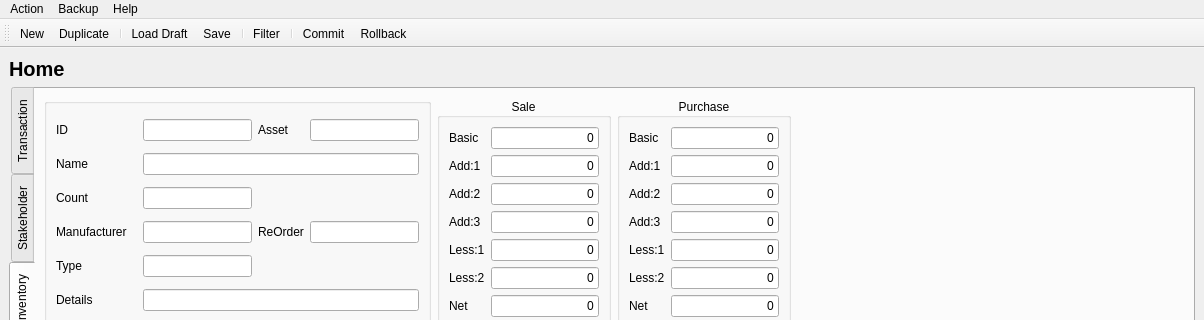
First picture: the form in ui_main.ui, repository aasem-research-work/aasem-hk, before the edit; both pictures show x 0 to 1204 and y 0 to 320 of the 1204 by 815 pixel window.
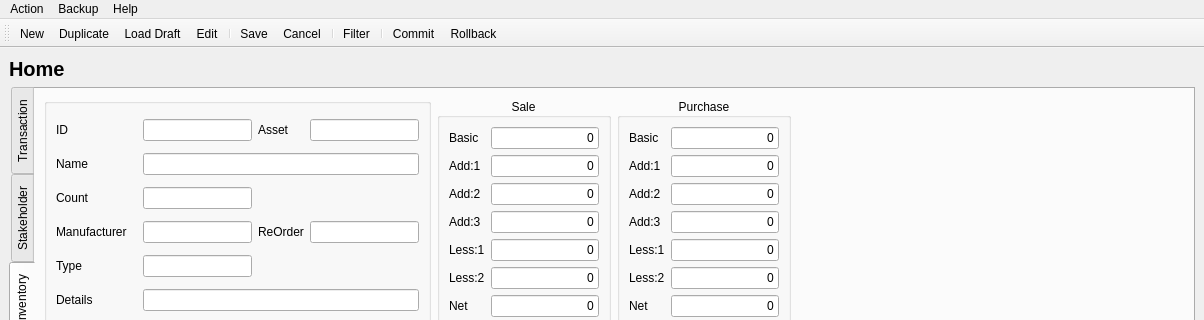
Second picture: the form after the edit. The open tabs and pages were chosen to show the change. Icons and pictures are not drawn.

Commit message: toolbar icons added

Patch:
```diff
--- a/ui_main.ui
+++ b/ui_main.ui
@@ -1420,9 +1420,11 @@
    </attribute>
    <addaction name="actionNewRecord"/>
    <addaction name="actionDuplicateRecord"/>
-   <addaction name="separator"/>
    <addaction name="actionLoad_Draft"/>
+   <addaction name="actionEdit"/>
+   <addaction name="separator"/>
    <addaction name="actionSave"/>
+   <addaction name="actionCancel"/>
    <addaction name="separator"/>
    <addaction name="actionFilterRecord"/>
    <addaction name="separator"/>
@@ -1544,6 +1546,24 @@
     <string>Load Draft</string>
    </property>
   </action>
+  <action name="actionCancel">
+   <property name="icon">
+    <iconset resource="res_main.qrc">
+     <normaloff>:/icon/Cancel</normaloff>:/icon/Cancel</iconset>
+   </property>
+   <property name="text">
+    <string>Cancel</string>
+   </property>
+  </action>
+  <action name="actionEdit">
+   <property name="icon">
+    <iconset resource="res_main.qrc">
+     <normaloff>:/icon/EditRecord</normaloff>:/icon/EditRecord</iconset>
+   </property>
+   <property name="text">
+    <string>Edit</string>
+   </property>
+  </action>
  </widget>
  <tabstops>
   <tabstop>lineEdit_Stk_StakeholderID</tabstop>
```
Left out of the diff: 9 changed lines with no effect on the pictures. The commit also changes 4 other files.
